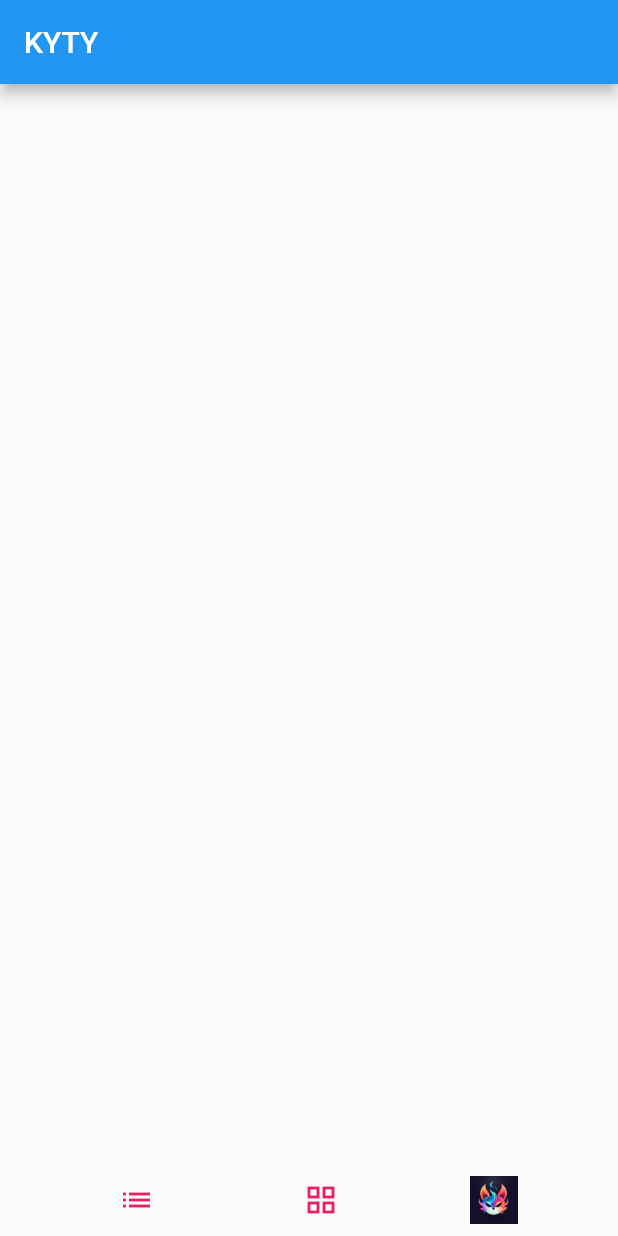
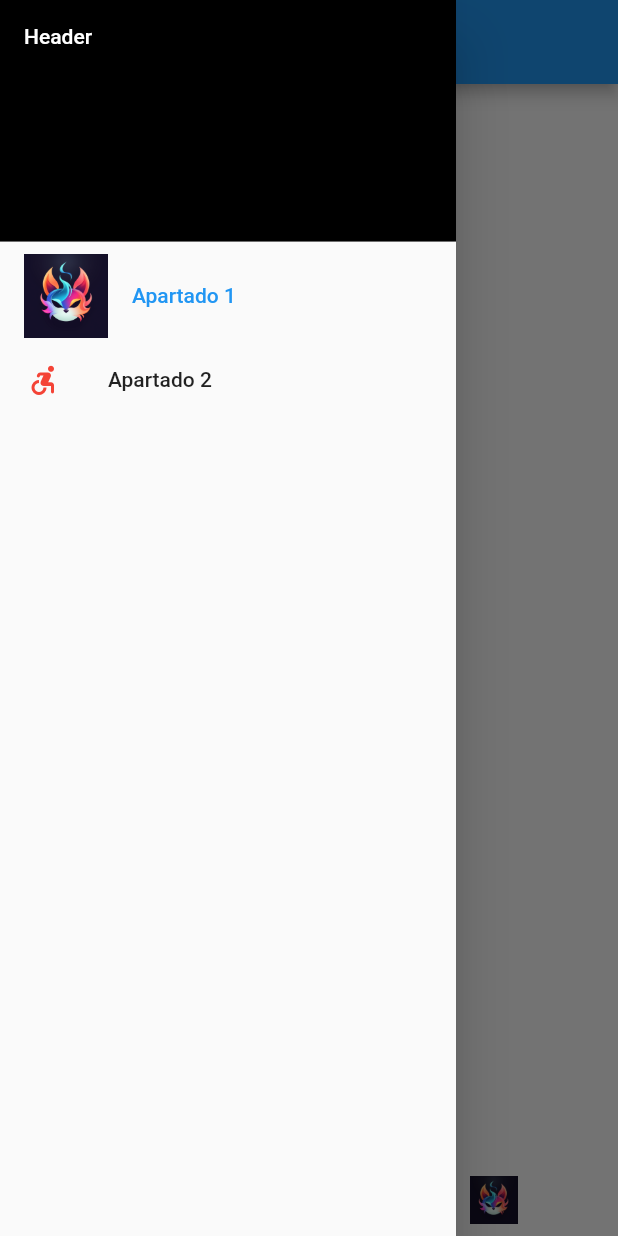
Before and after one commit to 4yony4/kyty, a Flutter app: the screen it shows after launch, with the side drawer open (before the commit the screen has no drawer), on a phone screen of 412 x 824 dp. Run offline on Flutter 3.47's test engine with Material 2 defaults, Android fonts, the phone set to English and light mode, and no system bars; our stand-ins replace cloud_firestore, firebase_auth, firebase_core, flutter_advanced_drawer; accounts and stored records are empty; generated files the repository leaves out were written again.

Commit message:
Finalizado DrawerClass.dart y agregado variable de funcion externa.

```diff
--- a/lib/Custom/BottomMenu.dart
+++ b/lib/Custom/BottomMenu.dart
@@ -4,14 +4,31 @@ import 'package:flutter/material.dart';
 class BottomMenu extends StatelessWidget{
 
   Function(int indice)? onBotonesClicked;
+  Function(String nombre)? onPressed=null;
 
   BottomMenu({Key? key,required this.onBotonesClicked
   }) : super(key: key);
 
+  void fNombre1(String nombre){
+    print("DAM1 --->>>"+nombre);
+  }
+
+  void fNombre2(String nombre){
+    print("DAM2 --->>>"+nombre);
+  }
+
   @override
   Widget build(BuildContext context) {
     // TODO: implement build
-    //throw UnimplementedError();
+    onPressed=fNombre1;
+    onPressed!("Yony");//=fNombre1("Yony")
+    onPressed=fNombre2;
+    onPressed!("Marco");//=fNombre2("Marco")
+    onPressed!("Elena");//=fNombre2("Elena")
+    onPressed=fNombre1;
+    onPressed!("Carlos");//=fNombre1("Carlos")
+    onPressed!("David");//=fNombre1("David")
+
     return Row(
         mainAxisAlignment: MainAxisAlignment.spaceEvenly,
         children: [
--- /dev/null
+++ b/lib/Custom/DrawerClass.dart
@@ -0,0 +1,49 @@
+import 'package:firebase_auth/firebase_auth.dart';
+import 'package:flutter/material.dart';
+
+class DrawerClass extends StatelessWidget{
+
+  Function(int indice)? onItemTap;
+
+  DrawerClass({Key? key,required this.onItemTap
+  }) : super(key: key);
+
+  @override
+  Widget build(BuildContext context) {
+    return Drawer(
+      child: ListView(
+        padding: EdgeInsets.zero,
+        children: [
+          const DrawerHeader(
+            decoration: BoxDecoration(
+
+              color: Colors.black,
+            ),
+            child: Text(
+                style: TextStyle(color: Colors.white),
+                'Header'
+            ),
+          ),
+          ListTile(
+            leading: Image.asset('resources/logo_kyty.png'),
+            selectedColor: Colors.blue,
+            selected: true,
+            title: const Text('Apartado 1'),
+            onTap: () {
+              onItemTap!(0);
+
+            },
+          ),
+          ListTile(
+            leading: Icon(Icons.accessible_forward_rounded, color: Colors.red),
+            title: const Text('Apartado 2'),
+            onTap: () {
+              onItemTap!(1);
+            },
+          ),
+        ],
+      ),
+    );
+  }
+
+}
--- a/lib/Main/HomeView2.dart
+++ b/lib/Main/HomeView2.dart
@@ -194,9 +194,7 @@ class _HomeViewState extends State<HomeView2>{
     // _advancedDrawerController.value = AdvancedDrawerValue.visible();
     _advancedDrawerController.showDrawer();
   }
-  /**
-   *
-   */
+
   Widget? creadorDeItemLista(BuildContext context, int index){
     return PostCellView(sText: posts[index].titulo,
       dFontSize: 30,
```
Also changed, not shown: lib/Main/HomeView.dart (+22 -0 lines).
